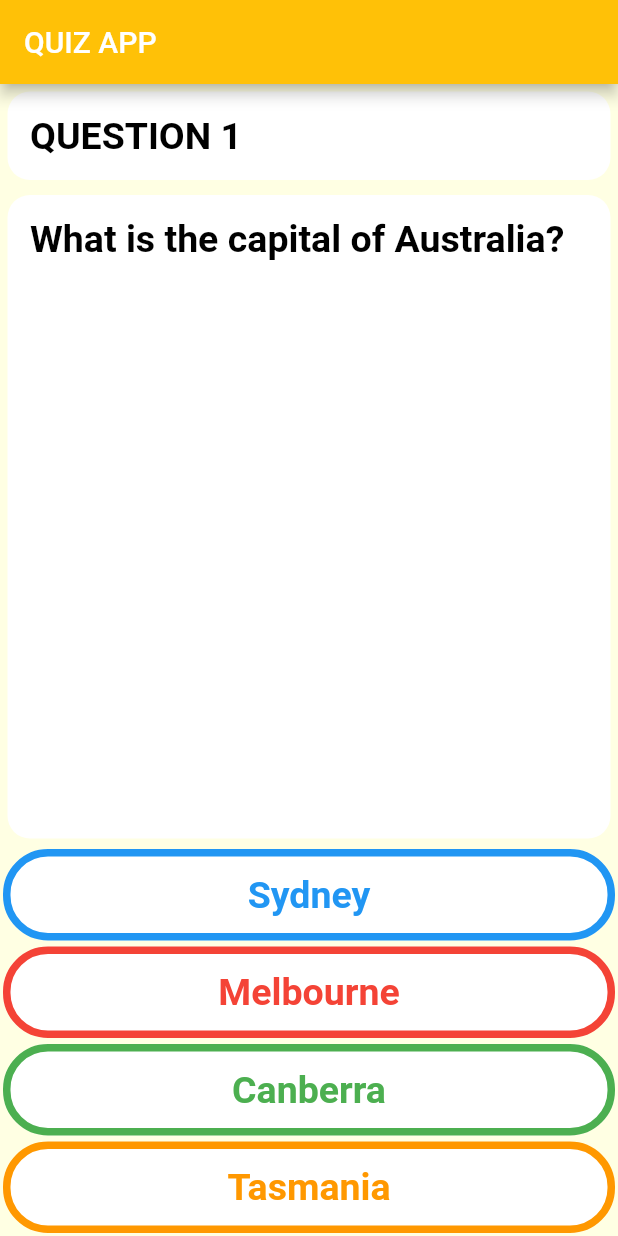
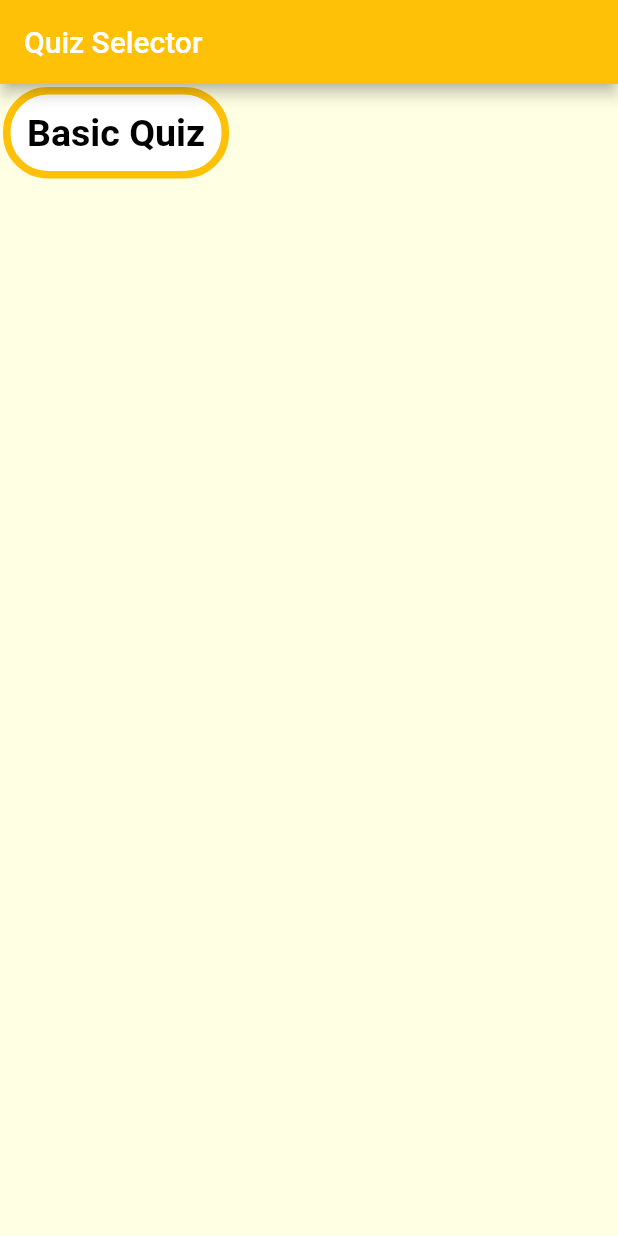
Before and after one commit to DBerry07/Flutter_QuizGame, a Flutter app: the screen it shows after launch, on a phone screen of 412 x 824 dp. Run offline on Flutter 3.47's test engine with Material 3 defaults, Android fonts, the phone set to English and light mode, and no system bars.

Commit message:
Create and implement quiz selector page User can now select between different (possible) quizzes

```diff
--- a/lib/data/quiz_service.dart
+++ b/lib/data/quiz_service.dart
@@ -1,14 +1,15 @@
 
+import 'package:flutter_quiz_app/data/quiz_interface.dart';
 import 'package:flutter_quiz_app/data/quiz_model_basic.dart';
 import 'package:flutter_quiz_app/data/quiz_question.dart';
 
 class QuizService {
 
-  BasicQuizModel _quizModel;
+  final QuizModelInterface _quizModel;
   int _questionNumber = 0;
   int correctAnswers = 0;
 
-  QuizService({required BasicQuizModel quizModel}) : _quizModel = quizModel;
+  QuizService({required QuizModelInterface quizModel}) : _quizModel = quizModel;
 
   String getQuestionText() {
     return _quizModel.getQuestionBank()[_questionNumber].questionText;
--- a/lib/main.dart
+++ b/lib/main.dart
@@ -1,14 +1,13 @@
 import 'package:flutter/material.dart';
 import 'package:flutter_quiz_app/constants.dart';
-import 'package:flutter_quiz_app/screens/homepage.dart';
-import 'package:flutter_quiz_app/default/my_app.dart';
+import 'package:flutter_quiz_app/screens/quiz_selector_page.dart';
 
 void main() {
   runApp( MaterialApp(
     title: 'Quiz App',
     theme: myTheme,
     home: const SafeArea(
-      child: Homepage(),
+      child: QuizSelectorPage(),
     ),
   ));
 }
--- a/lib/screens/homepage.dart
+++ b/lib/screens/homepage.dart
@@ -1,6 +1,7 @@
 import 'package:flutter/foundation.dart';
 import 'package:flutter/material.dart';
 import 'package:flutter_quiz_app/constants.dart';
+import 'package:flutter_quiz_app/data/quiz_interface.dart';
 import 'package:flutter_quiz_app/data/quiz_model_basic.dart';
 import 'package:flutter_quiz_app/data/quiz_question.dart';
 import 'package:flutter_quiz_app/data/quiz_service.dart';
@@ -10,14 +11,16 @@ import '../components/my_button.dart';
 import '../components/my_card.dart';
 
 class Homepage extends StatefulWidget {
-  const Homepage({super.key});
+  const Homepage({super.key, required this.quizModel});
+
+  final QuizModelInterface quizModel;
 
   @override
   State<Homepage> createState() => _HomepageState();
 }
 
 class _HomepageState extends State<Homepage> {
-  QuizService quizService = QuizService(quizModel: BasicQuizModel());
+  late QuizService quizService = QuizService(quizModel: widget.quizModel);
 
   void checkAnswer(QuizChoice playerChoice) {
     if (kDebugMode) {
--- /dev/null
+++ b/lib/screens/quiz_selector_page.dart
@@ -0,0 +1,39 @@
+import 'package:flutter/cupertino.dart';
+import 'package:flutter/material.dart';
+import 'package:flutter_quiz_app/components/my_button.dart';
+import 'package:flutter_quiz_app/data/quiz_model_basic.dart';
+import 'package:flutter_quiz_app/screens/homepage.dart';
+
+class QuizSelectorPage extends StatelessWidget {
+  const QuizSelectorPage({super.key});
+
+  @override
+  Widget build(BuildContext context) {
+    return Scaffold(
+      appBar: AppBar(
+        title: Text('Quiz Selector'),
+      ),
+      body: Column(
+        children: [
+          Row(
+            children: [
+              MyButton(
+                onPress: () {
+                  Navigator.push(
+                    context,
+                    MaterialPageRoute(
+                      builder: (context) {
+                        return Homepage(quizModel: BasicQuizModel());
+                      },
+                    ),
+                  );
+                },
+                text: 'Basic Quiz',
+              ),
+            ],
+          ),
+        ],
+      ),
+    );
+  }
+}
```
